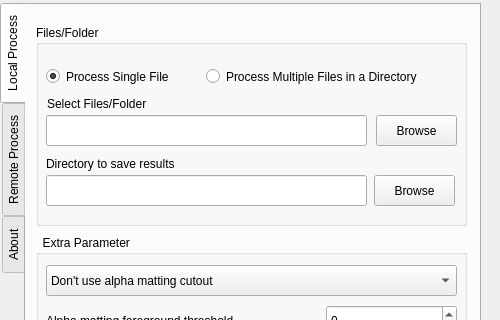
Before: the Qt Designer form form.ui in devlovers-id/sapulatar-qt, drawn with Qt 5; both pictures show x 0 to 500 and y 137 to 457 of the 500 by 700 pixel window.
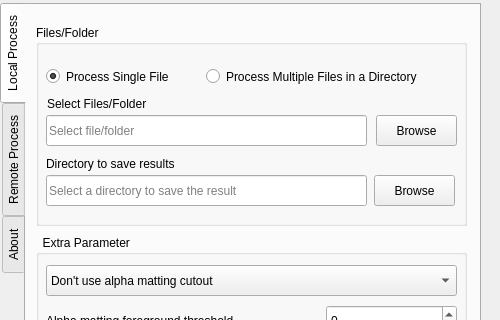
After: the same form once the commit is applied.

Commit message: update file chooser toggle

```diff
--- a/form.ui
+++ b/form.ui
@@ -200,6 +200,9 @@
          <height>31</height>
         </rect>
        </property>
+       <property name="placeholderText">
+        <string>Select file/folder</string>
+       </property>
       </widget>
       <widget class="QLineEdit" name="outputFile_local">
        <property name="geometry">
@@ -210,6 +213,9 @@
          <height>31</height>
         </rect>
        </property>
+       <property name="placeholderText">
+        <string>Select a directory to save the result</string>
+       </property>
       </widget>
       <widget class="QRadioButton" name="singleProcess_local">
        <property name="enabled">
```
The commit also changes 1 other file.
